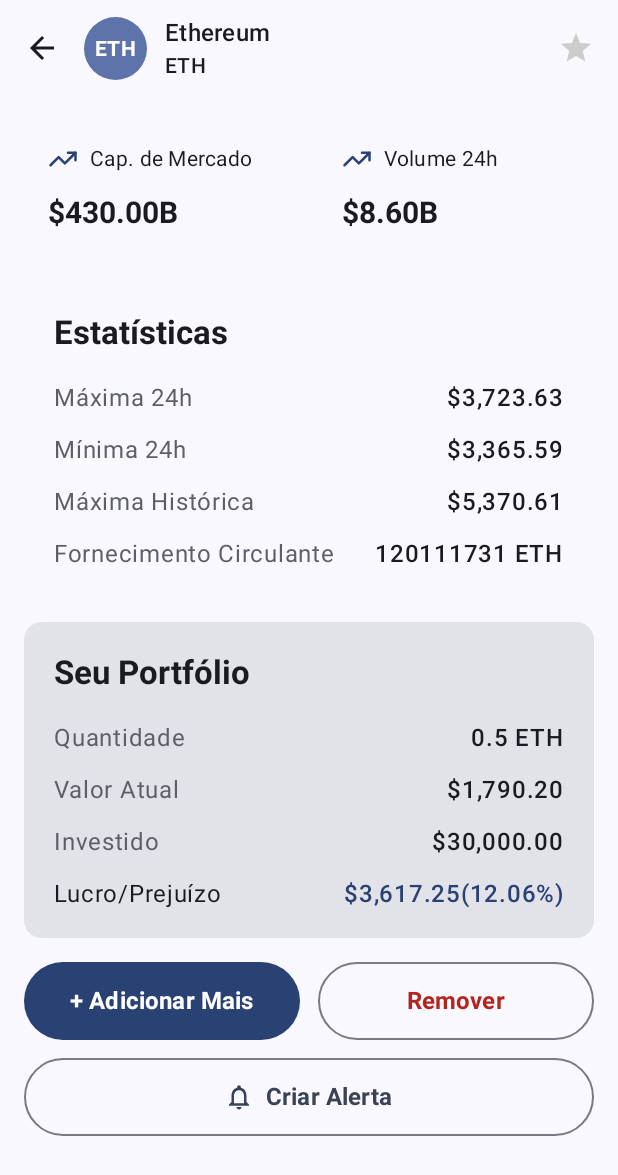
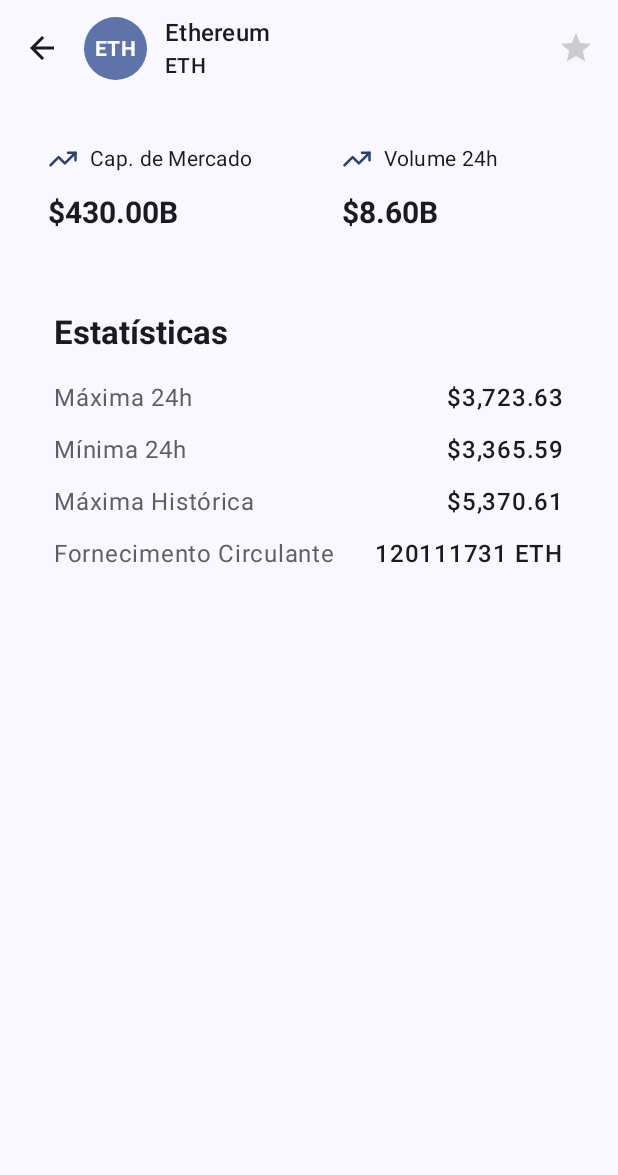
Before and after one commit to WGabbriel/CryptoHub, an Android app built with Jetpack Compose: the screen it shows after launch (CryptoDetailsActivity), after a tap on "ETH", on a phone screen of 412 x 824 dp. Shown: the top 1175 px of the screen. Run offline under Robolectric (Android 15) with nearby library versions, the phone set to English and light mode, and no system bars.

Commit message:
Refactor: rename Portfolio to Alert and clean up CryptoDetailsScreen

```diff
--- a/app/src/main/java/com/wgabbriel/cryptohub/MainActivity.kt
+++ b/app/src/main/java/com/wgabbriel/cryptohub/MainActivity.kt
@@ -61,7 +61,7 @@ class MainActivity : ComponentActivity() {
                     bottomBar = {
                         val items = listOf(
                             BottomNavItem.MarketButton,
-                            BottomNavItem.PortfolioButton,
+                            BottomNavItem.AlertButton,
                         )
                         BottomNavBar(navController = navController, items)
                     },
--- a/app/src/main/java/com/wgabbriel/cryptohub/ui/nav/BottomNavItem.kt
+++ b/app/src/main/java/com/wgabbriel/cryptohub/ui/nav/BottomNavItem.kt
@@ -1,5 +1,8 @@
 package com.wgabbriel.cryptohub.ui.nav
 
+import androidx.compose.material.icons.Icons
+import androidx.compose.material.icons.filled.Notifications
+import androidx.compose.material.icons.outlined.Notifications
 import androidx.compose.runtime.Composable
 import androidx.compose.ui.graphics.vector.ImageVector
 import androidx.compose.ui.res.vectorResource
@@ -11,7 +14,7 @@ sealed interface Route {
     data object Market : Route
 
     @Serializable
-    data object Portfolio : Route
+    data object Alert : Route
 
 }
 
@@ -27,11 +30,11 @@ sealed class BottomNavItem(
             Route.Market
         )
 
-    data object PortfolioButton :
+    data object AlertButton :
         BottomNavItem(
-            "Portfólio",
-            { ImageVector.vectorResource(id = R.drawable.wallet) },
-            Route.Portfolio
+            "Alertas",
+            { Icons.Default.Notifications },
+            Route.Alert
         )
 
 }
--- a/app/src/main/java/com/wgabbriel/cryptohub/ui/nav/MainNavHost.kt
+++ b/app/src/main/java/com/wgabbriel/cryptohub/ui/nav/MainNavHost.kt
@@ -7,12 +7,12 @@ import androidx.navigation.compose.NavHost
 import androidx.navigation.compose.composable
 
 import com.wgabbriel.cryptohub.ui.screen.MarketScreen
-import com.wgabbriel.cryptohub.ui.screen.PortfolioScreen
+import com.wgabbriel.cryptohub.ui.screen.AlertScreen
 
 @Composable
 fun MainNavHost(navController: NavHostController) {
     NavHost(navController, startDestination = Route.Market) {
         composable<Route.Market> { MarketScreen() }
-        composable<Route.Portfolio> { PortfolioScreen() }
+        composable<Route.Alert> { AlertScreen() }
     }
 }
--- a/app/src/main/java/com/wgabbriel/cryptohub/ui/screen/PortfolioScreen.kt
+++ b/app/src/main/java/com/wgabbriel/cryptohub/ui/screen/AlertScreen.kt
@@ -4,6 +4,6 @@ import androidx.compose.material3.Text
 import androidx.compose.runtime.Composable
 
 @Composable
-fun PortfolioScreen() {
-    Text("Portfólio")
+fun AlertScreen() {
+    Text("Alerta")
 }
--- a/app/src/main/java/com/wgabbriel/cryptohub/ui/screen/CryptoDetailsScreen.kt
+++ b/app/src/main/java/com/wgabbriel/cryptohub/ui/screen/CryptoDetailsScreen.kt
@@ -1,11 +1,24 @@
 package com.wgabbriel.cryptohub.ui.screen
 
-import androidx.compose.foundation.layout.*
+import androidx.compose.foundation.layout.Arrangement
+import androidx.compose.foundation.layout.Box
+import androidx.compose.foundation.layout.Column
+import androidx.compose.foundation.layout.Row
+import androidx.compose.foundation.layout.Spacer
+import androidx.compose.foundation.layout.fillMaxSize
+import androidx.compose.foundation.layout.fillMaxWidth
+import androidx.compose.foundation.layout.height
+import androidx.compose.foundation.layout.padding
+import androidx.compose.foundation.layout.size
+import androidx.compose.foundation.layout.width
 import androidx.compose.foundation.rememberScrollState
 import androidx.compose.foundation.verticalScroll
-import androidx.compose.material.icons.Icons
-import androidx.compose.material.icons.outlined.Notifications
-import androidx.compose.material3.*
+import androidx.compose.material3.Card
+import androidx.compose.material3.CardDefaults
+import androidx.compose.material3.CircularProgressIndicator
+import androidx.compose.material3.Icon
+import androidx.compose.material3.MaterialTheme
+import androidx.compose.material3.Text
 import androidx.compose.runtime.Composable
 import androidx.compose.ui.Alignment
 import androidx.compose.ui.Modifier
@@ -38,7 +51,6 @@ fun CryptoDetailsScreen(crypto: Crypto?) {
             val colors = MaterialTheme.colorScheme
             val priceFormat = NumberFormat.getCurrencyInstance(Locale.US)
 
-            // Cards superiores
             Row(
                 modifier = Modifier.fillMaxWidth(),
                 horizontalArrangement = Arrangement.spacedBy(12.dp)
@@ -60,7 +72,6 @@ fun CryptoDetailsScreen(crypto: Crypto?) {
 
             Spacer(modifier = Modifier.height(16.dp))
 
-            // Estatísticas
             Card(
                 modifier = Modifier.fillMaxWidth(),
                 colors = CardDefaults.cardColors(
@@ -79,13 +90,22 @@ fun CryptoDetailsScreen(crypto: Crypto?) {
 
                     Spacer(modifier = Modifier.height(20.dp))
 
-                    StatRow("Máxima 24h", priceFormat.format(crypto.currentPrice.toDouble() * 1.04))
+                    StatRow(
+                        "Máxima 24h",
+                        priceFormat.format(crypto.currentPrice.toDouble() * 1.04)
+                    )
                     Spacer(modifier = Modifier.height(16.dp))
 
-                    StatRow("Mínima 24h", priceFormat.format(crypto.currentPrice.toDouble() * 0.94))
+                    StatRow(
+                        "Mínima 24h",
+                        priceFormat.format(crypto.currentPrice.toDouble() * 0.94)
+                    )
                     Spacer(modifier = Modifier.height(16.dp))
 
-                    StatRow("Máxima Histórica", priceFormat.format(crypto.currentPrice.toDouble() * 1.5))
+                    StatRow(
+                        "Máxima Histórica",
+                        priceFormat.format(crypto.currentPrice.toDouble() * 1.5)
+                    )
                     Spacer(modifier = Modifier.height(16.dp))
 
                     StatRow(
@@ -95,111 +115,6 @@ fun CryptoDetailsScreen(crypto: Crypto?) {
                 }
             }
 
-            Spacer(modifier = Modifier.height(16.dp))
-
-            // Portfólio
-            Card(
-                modifier = Modifier.fillMaxWidth(),
-            ) {
-                Column(
-                    modifier = Modifier.padding(20.dp)
-                ) {
-                    Text(
-                        text = "Seu Portfólio",
-                        style = MaterialTheme.typography.titleLarge,
-                        fontWeight = FontWeight.Bold,
-                        color = colors.onSurface
-                    )
-
-                    Spacer(modifier = Modifier.height(20.dp))
-
-                    StatRow("Quantidade", "0.5 ${crypto.symbol}")
-                    Spacer(modifier = Modifier.height(16.dp))
-
-                    StatRow("Valor Atual", priceFormat.format(crypto.currentPrice.toDouble() * 0.5))
-                    Spacer(modifier = Modifier.height(16.dp))
-
-                    StatRow("Investido", "$30,000.00")
-                    Spacer(modifier = Modifier.height(16.dp))
-
-                    Row(
-                        modifier = Modifier.fillMaxWidth(),
-                        horizontalArrangement = Arrangement.SpaceBetween,
-                        verticalAlignment = Alignment.CenterVertically
-                    ) {
-                        Text(
-                            text = "Lucro/Prejuízo",
-                            style = MaterialTheme.typography.bodyLarge,
-                            color = colors.onSurface
-                        )
-                        Text(
-                            text = "$3,617.25(12.06%)",
-                            style = MaterialTheme.typography.bodyLarge,
-                            fontWeight = FontWeight.SemiBold,
-                            color = colors.primary
-                        )
-                    }
-                }
-            }
-
-            Spacer(modifier = Modifier.height(16.dp))
-
-            // Botões de ação
-            Row(
-                modifier = Modifier.fillMaxWidth(),
-                horizontalArrangement = Arrangement.spacedBy(12.dp)
-            ) {
-                Button(
-                    onClick = { /* TODO */ },
-                    modifier = Modifier.weight(1f),
-                    contentPadding = PaddingValues(vertical = 16.dp)
-                ) {
-                    Text(
-                        text = "+ Adicionar Mais",
-                        fontWeight = FontWeight.Bold,
-                        fontSize = 16.sp
-                    )
-                }
-
-                OutlinedButton(
-                    onClick = { /* TODO */ },
-                    modifier = Modifier.weight(1f),
-                    colors = ButtonDefaults.outlinedButtonColors(
-                        contentColor = colors.error
-                    ),
-                    contentPadding = PaddingValues(vertical = 16.dp)
-                ) {
-                    Text(
-                        text = "Remover",
-                        fontWeight = FontWeight.Bold,
-                        fontSize = 16.sp
-                    )
-                }
-            }
-
-            Spacer(modifier = Modifier.height(12.dp))
-
-            // Criar alerta
-            OutlinedButton(
-                onClick = { /* TODO */ },
-                modifier = Modifier.fillMaxWidth(),
-                colors = ButtonDefaults.outlinedButtonColors(
-                    contentColor = colors.secondary
-                ),
-                contentPadding = PaddingValues(vertical = 16.dp)
-            ) {
-                Icon(
-                    imageVector = Icons.Outlined.Notifications,
-                    contentDescription = null,
-                    modifier = Modifier.size(20.dp)
-                )
-                Spacer(modifier = Modifier.width(8.dp))
-                Text(
-                    text = "Criar Alerta",
-                    fontWeight = FontWeight.Bold,
-                    fontSize = 16.sp
-                )
-            }
         }
     }
 }
```
